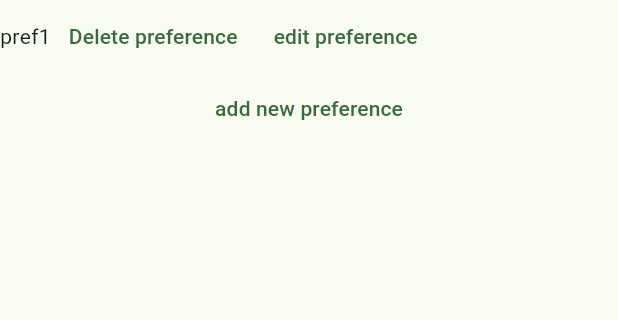
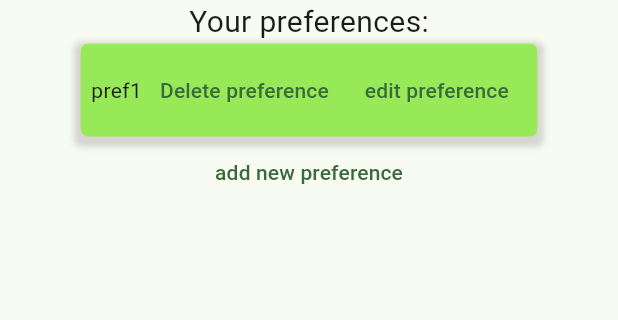
Before and after one commit to IO2-InGreed1/IO2_InGreed.io-1, a Flutter app: the screen it shows after launch, after a tap on "Client pov", after a tap on "manage preferences", on a phone screen of 412 x 824 dp, the part 84-404 px from its top. Run offline on Flutter 3.47's test engine with Material 3 defaults, Android fonts, the phone set to English and light mode, and no system bars; our stand-ins replace dart_mappable, flutter_bloc, flutter_rating_bar, hydrated_bloc, image_picker, loading_animation_widget; missing offline and left inert: omni_datetime_picker; generated files the repository leaves out were written again.

Commit message:
delikatnie dopracowany preferance menager

```diff
--- a/Frontend/ingreedio_front/lib/creators/common_creators.dart
+++ b/Frontend/ingreedio_front/lib/creators/common_creators.dart
@@ -52,7 +52,7 @@ class StringCreator extends Creator<String> {
 class _StringCreatorState extends State<StringCreator> {
   @override
   Widget build(BuildContext context) {
-    return SizedBox(width: 200,
+    return SizedBox(width: 150,
               child: TextFormField(
               controller: TextEditingController()..text=widget.item,
               onChanged: (value){
--- a/Frontend/ingreedio_front/lib/ui/preferances_menager.dart
+++ b/Frontend/ingreedio_front/lib/ui/preferances_menager.dart
@@ -12,8 +12,15 @@ class PreferenceMenager extends PreferenceConsumer {
   {
     if(preferences==null) return const LoadingWidget();
     return ListView(
-      children: preferences.map<Widget>((e) =>
-        Row(
+      children: [
+        const Center(child: Text("Your preferences:",style: TextStyle(fontSize: 20),)),
+        ...preferences.map<Widget>((e) =>
+        SizedBox(
+          width: 400,
+          child: Center(
+            child: StandardDecorator(
+              child: Row(
+                mainAxisAlignment: MainAxisAlignment.center,
                 children: [
                   Text(e.name),
                   TextButton(onPressed: ()
@@ -35,8 +42,12 @@ class PreferenceMenager extends PreferenceConsumer {
               child:const Text("edit preference"))
 
                 ],
+              ),
+            ),
+          ),
         )
-      ).toList()..add(DialogButton<Preference>(
+      ).toList(),
+      DialogButton<Preference>(
         creator: PreferenceCreator(
         reference:ItemWrapper(Preference.forClient(SessionCubit.fromContext(context).state.currentClient!),),
         ),
@@ -44,7 +55,8 @@ class PreferenceMenager extends PreferenceConsumer {
         {
             PreferenceCubit.fromContext(context).addPreference(context,value);
         },
-        child:const Text("add new preference")))
+        child:const Text("add new preference"))
+        ]
     );
   });
 }
```
Also changed, not shown: Frontend/ingreedio_front/lib/creators/preference_creator.dart (+5 -10 lines). Lines whose indentation alone changed are shown as unchanged.
